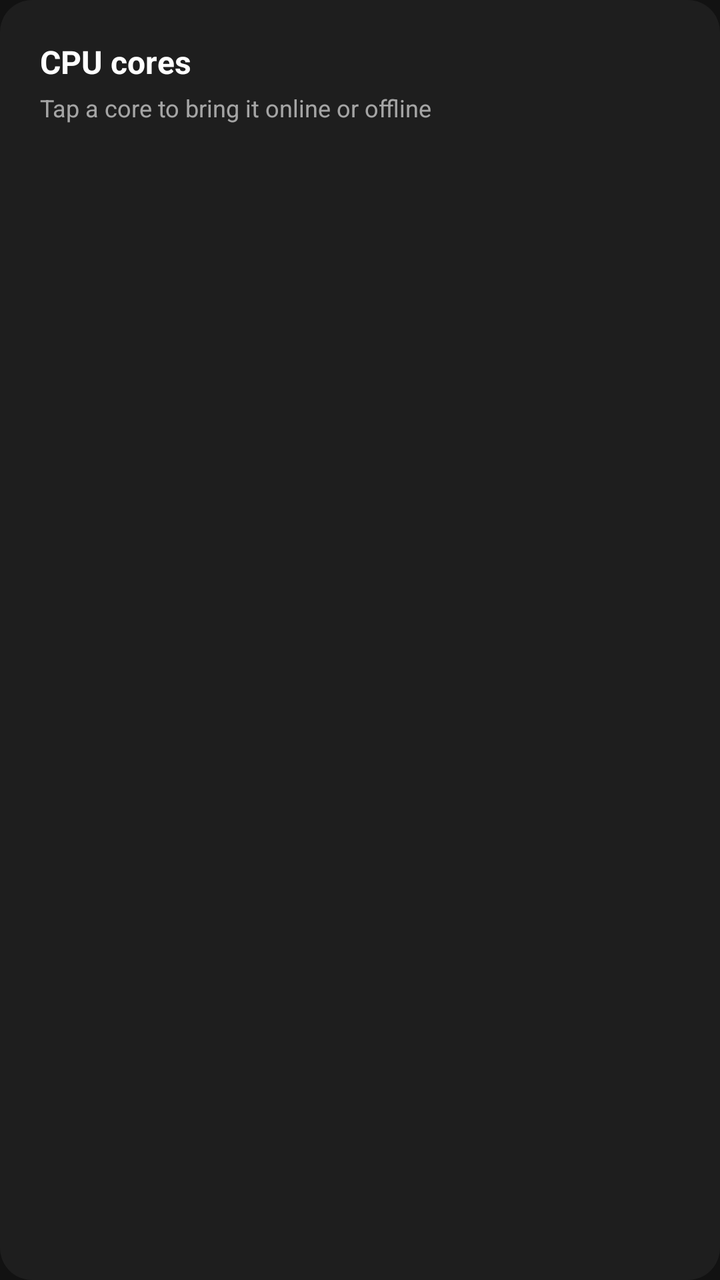
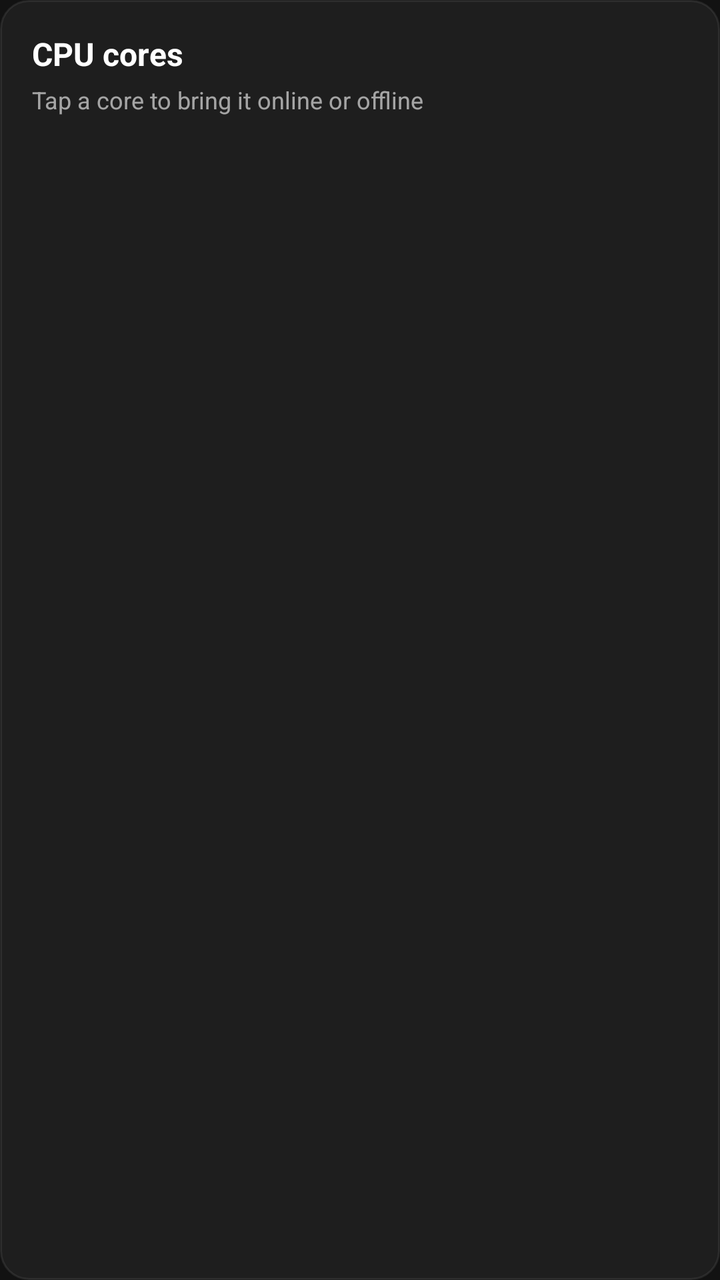

Before-and-after screenshots of an Android layout around one commit, followed by the original layout XML and the change that was made.
<!-- AndroidManifest.xml: application theme Theme.ThermalOverlay -->
<!-- res/layout/view_core_control.xml -->
<?xml version="1.0" encoding="utf-8"?>
<LinearLayout xmlns:android="http://schemas.android.com/apk/res/android"
    android:layout_width="match_parent"
    android:layout_height="wrap_content"
    android:orientation="vertical"
    android:background="@drawable/bg_card"
    android:padding="20dp"
    android:layout_marginBottom="16dp">

    <TextView
        android:layout_width="match_parent"
        android:layout_height="wrap_content"
        android:text="@string/freq_cores_title"
        android:textColor="@color/text_primary"
        android:textSize="16sp"
        android:textStyle="bold"
        android:layout_marginBottom="4dp" />

    <TextView
        android:layout_width="wrap_content"
        android:layout_height="wrap_content"
        android:text="@string/freq_cores_hint"
        android:textColor="@color/text_secondary"
        android:textSize="12sp"
        android:layout_marginBottom="12dp" />

    <LinearLayout
        android:id="@+id/core_toggle_container"
        android:layout_width="match_parent"
        android:layout_height="wrap_content"
        android:orientation="horizontal" />

</LinearLayout>
<!-- resources referenced by this layout -->
<resources>
  <color name="text_primary">#ffffff</color>
  <color name="text_secondary">#99ffffff</color>
  <!-- drawable bg_card (drawable) -->
  <?xml version="1.0" encoding="utf-8"?>
  <shape xmlns:android="http://schemas.android.com/apk/res/android">
      <solid android:color="@color/surface_dark" />
      <corners android:radius="16dp" />
  </shape>
  <string name="freq_cores_hint">Tap a core to bring it online or offline</string>
  <string name="freq_cores_title">CPU cores</string>
  <style name="Theme.ThermalOverlay" parent="Theme.AppCompat.NoActionBar">
          <item name="android:windowBackground">@color/bg_dark</item>
          <item name="colorAccent">@color/accent</item>
  
          
          <item name="android:statusBarColor">@color/bg_dark</item>
          <item name="android:navigationBarColor">@color/bg_dark</item>
          <item name="android:windowLightStatusBar" tools:targetApi="23">false</item>
          <item name="android:windowLightNavigationBar" tools:targetApi="27">false</item>
          
          <item name="android:navigationBarDividerColor" tools:targetApi="28">@color/bg_dark</item>
          
          <item name="android:enforceNavigationBarContrast" tools:targetApi="29">false</item>
          <item name="android:enforceStatusBarContrast" tools:targetApi="29">false</item>
      </style>
  <color name="surface_dark">#1e1e1e</color>
  <color name="bg_dark">#121212</color>
  <color name="accent">#02d98d</color>
</resources>

<!-- the commit's change to res/layout/view_core_control.xml (unified diff, before → after) -->
@@ -4,8 +4,8 @@
     android:layout_height="wrap_content"
     android:orientation="vertical"
     android:background="@drawable/bg_card"
-    android:padding="20dp"
-    android:layout_marginBottom="16dp">
+    android:padding="16dp"
+    android:layout_marginBottom="12dp">
 
     <TextView
         android:layout_width="match_parent"
<!-- resource entries referenced after the edit -->
@@ -4,9 +4,11 @@
   <color name="text_secondary">#99ffffff</color>
   <!-- drawable bg_card (drawable) -->
   <?xml version="1.0" encoding="utf-8"?>
-  <shape xmlns:android="http://schemas.android.com/apk/res/android">
+  <shape xmlns:android="http://schemas.android.com/apk/res/android"
+      android:shape="rectangle">
       <solid android:color="@color/surface_dark" />
-      <corners android:radius="16dp" />
+      <stroke android:width="1dp" android:color="@color/card_stroke" />
+      <corners android:radius="14dp" />
   </shape>
   <string name="freq_cores_hint">Tap a core to bring it online or offline</string>
   <string name="freq_cores_title">CPU cores</string>
@@ -24,9 +26,18 @@
           
           <item name="android:enforceNavigationBarContrast" tools:targetApi="29">false</item>
           <item name="android:enforceStatusBarContrast" tools:targetApi="29">false</item>
+  
+          
+          <item name="dropDownListViewStyle">@style/Widget.ThermalOverlay.DropDownList</item>
       </style>
   <color name="surface_dark">#1e1e1e</color>
+  <color name="card_stroke">#14ffffff</color>
   <color name="bg_dark">#121212</color>
   <color name="accent">#02d98d</color>
+  <style name="Widget.ThermalOverlay.DropDownList" parent="Widget.AppCompat.ListView.DropDown">
+          <item name="android:listSelector">@android:color/transparent</item>
+          <item name="android:divider">@null</item>
+          <item name="android:dividerHeight">0dp</item>
+      </style>
 </resources>
 
